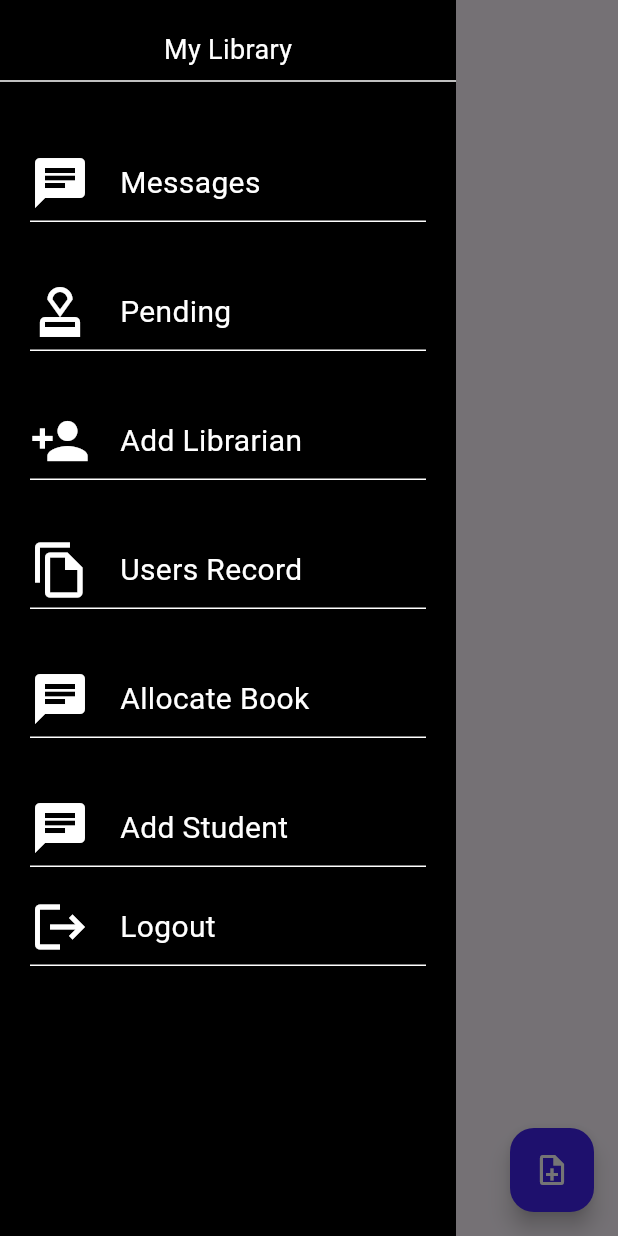
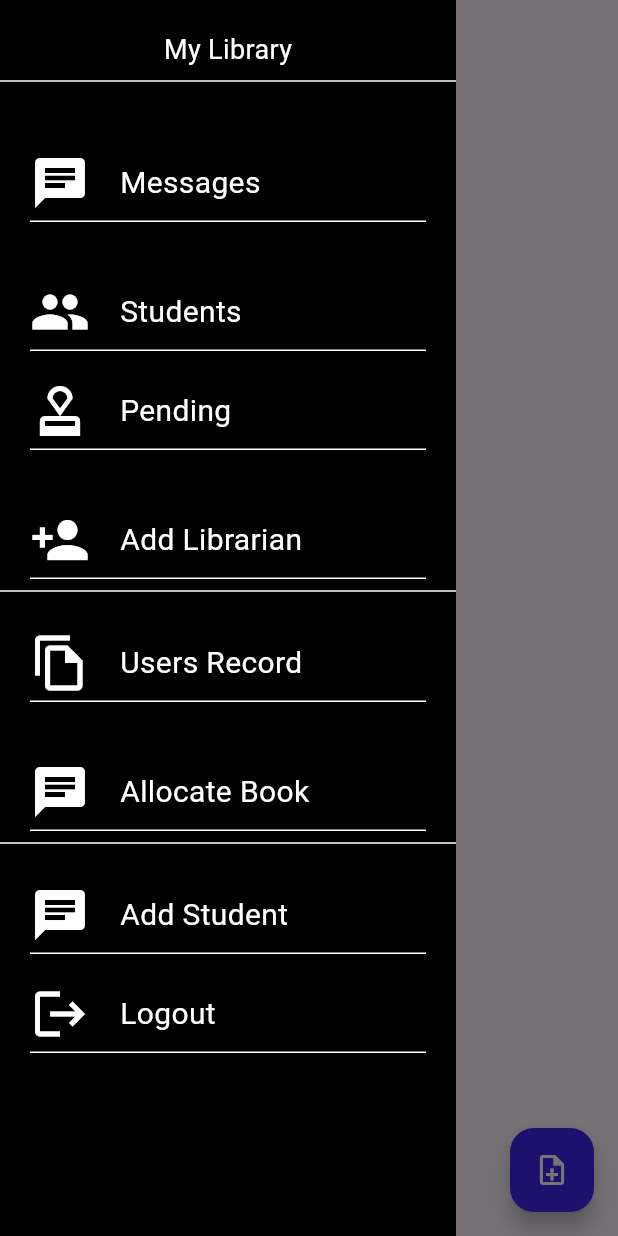
Before and after one commit to hamza-developer12/library_management_system, a Flutter app: the DashboardLayout screen opened directly with empty values, with the side drawer open, on a phone screen of 412 x 824 dp. Run offline on Flutter 3.47's test engine with Material 3 defaults, Android fonts, the phone set to English and light mode, and no system bars; our stand-ins replace another_flushbar, cached_network_image, cloud_firestore, firebase_auth, firebase_core, firebase_storage and 6 more; missing offline and left inert: dart:ffi, flutter_initicon, mobile_scanner, saver_gallery; accounts and stored records are empty; Roboto replaces fonts that are missing (Poppins).

Commit message:
Bugs Fixed

```diff
--- a/lib/screens/apply_for_book_screen.dart
+++ b/lib/screens/apply_for_book_screen.dart
@@ -290,7 +290,7 @@ class _ApplyForBookScreenState extends State<ApplyForBookScreen> {
                           onPressed: () async {
                             if (_formKey.currentState!.validate()) {
                               await value
-                                  .allocateBooksToStudent(bookData, context)
+                                  .applyForBook(bookData, context)
                                   .then((_) {
                                 _bookNameController.clear();
                                 _bookAuthorController.clear();
--- a/lib/utils/dashboard_layout.dart
+++ b/lib/utils/dashboard_layout.dart
@@ -6,6 +6,7 @@ import 'package:library_management_system/screens/add_student_screen.dart';
 import 'package:library_management_system/screens/allocate_book_screen.dart';
 import 'package:library_management_system/screens/chats_list_screen.dart';
 import 'package:library_management_system/screens/pending_screen.dart';
+import 'package:library_management_system/screens/students_list_screen.dart';
 import 'package:library_management_system/screens/user_record_screen.dart';
 import 'package:library_management_system/utils/constants.dart';
 import 'package:provider/provider.dart';
@@ -73,7 +74,42 @@ class DashboardLayout extends StatelessWidget {
                 ),
                 // Divider(color: Colors.white),
                 const SizedBox(height: 20),
-
+                Padding(
+                  padding: const EdgeInsets.symmetric(horizontal: 20.0),
+                  child: InkWell(
+                    onTap: () {
+                      Navigator.push(
+                          context,
+                          MaterialPageRoute(
+                            builder: (context) => const StudentsListScreen(),
+                          ));
+                    },
+                    child: Container(
+                      decoration: const BoxDecoration(
+                        border: Border(bottom: BorderSide(color: Colors.white)),
+                      ),
+                      padding: const EdgeInsets.only(top: 20, bottom: 5),
+                      child: const Row(
+                        children: [
+                          Icon(
+                            Icons.people,
+                            size: 40,
+                            color: Colors.white,
+                          ),
+                          SizedBox(width: 20),
+                          Text(
+                            "Students",
+                            textAlign: TextAlign.center,
+                            style: TextStyle(
+                              color: Colors.white,
+                              fontSize: 20,
+                            ),
+                          ),
+                        ],
+                      ),
+                    ),
+                  ),
+                ),
                 Padding(
                   padding: const EdgeInsets.symmetric(horizontal: 20.0),
                   child: InkWell(
@@ -147,7 +183,8 @@ class DashboardLayout extends StatelessWidget {
                     ),
                   ),
                 ),
-                const SizedBox(height: 20),
+                // const SizedBox(height: 20),
+                const Divider(color: Colors.white),
                 Padding(
                   padding: const EdgeInsets.symmetric(horizontal: 20.0),
                   child: InkWell(
@@ -222,8 +259,8 @@ class DashboardLayout extends StatelessWidget {
                     ),
                   ),
                 ),
-                const SizedBox(height: 20),
-                // Logout.........
+                // const SizedBox(height: 20),
+                const Divider(color: Colors.white),
                 Padding(
                   padding: const EdgeInsets.symmetric(horizontal: 20.0),
                   child: InkWell(
```
Also changed, not shown: lib/providers/book_provider.dart (+13 -2 lines), lib/screens/student_info_screen.dart (added, +67 -0 lines), lib/screens/students_list_screen.dart (added, +59 -0 lines), lib/tabs/std_book_info_tab.dart (+18 -0 lines).
